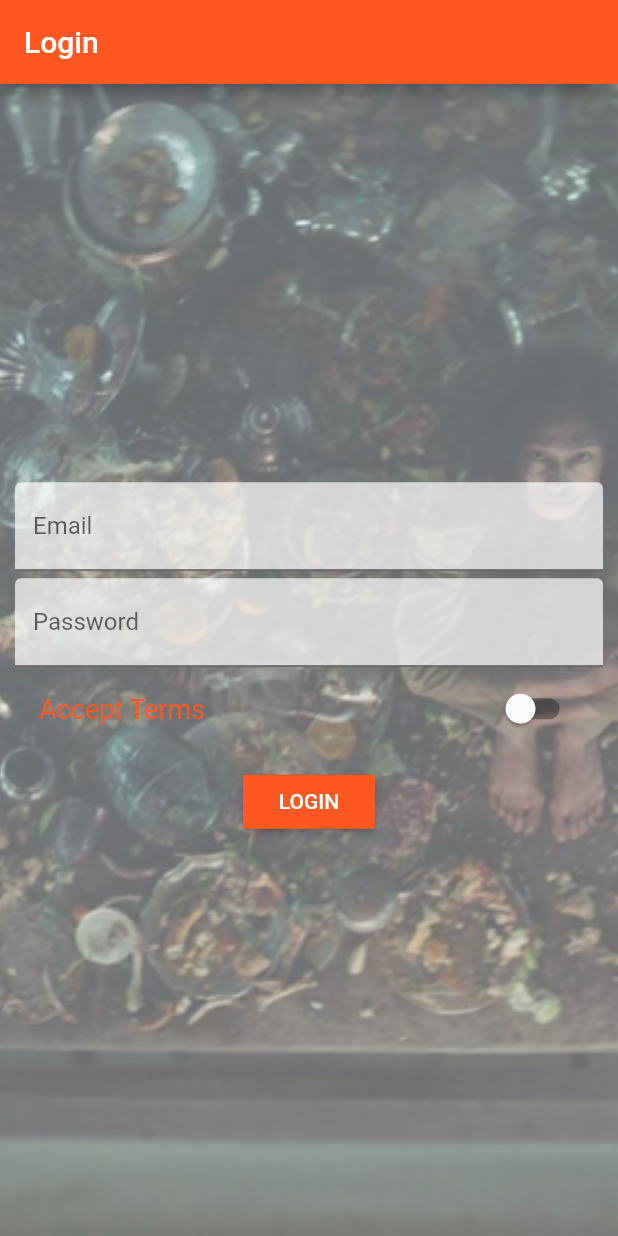
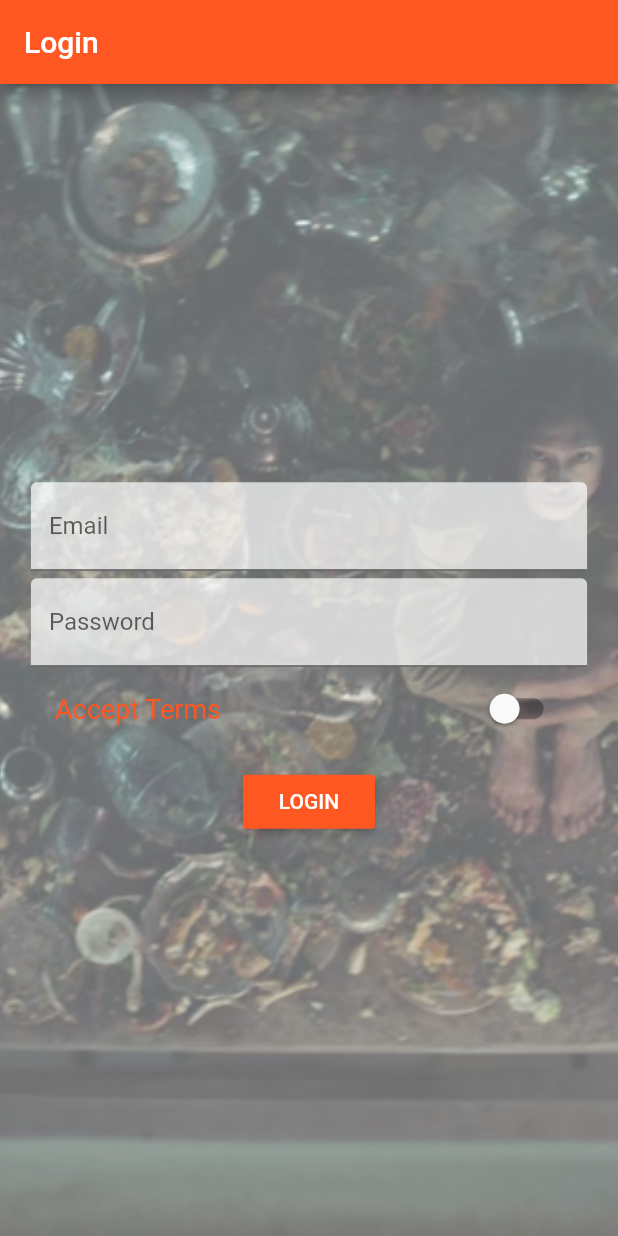
Before and after one commit to allayGerald/flutterPlayground, a Flutter app: the screen it shows after launch, on a phone screen of 412 x 824 dp. Run offline on Flutter 3.47's test engine with Material 2 defaults, Android fonts, the phone set to English and light mode, and no system bars.

Commit message:
Working on media query

```diff
--- a/lib/main.dart
+++ b/lib/main.dart
@@ -39,7 +39,8 @@ class _MyAppState extends State<MyApp> {
       theme: ThemeData(
           brightness: Brightness.light,
           primarySwatch: Colors.deepOrange,
-          accentColor: Colors.deepPurple),
+          accentColor: Colors.deepPurple,
+          buttonColor: Colors.deepPurple),
 //      home: AuthPage(),
       routes: {
         '/': (BuildContext context) => AuthPage(),
--- a/lib/pages/auth.dart
+++ b/lib/pages/auth.dart
@@ -72,6 +72,9 @@ class _AuthPageState extends State<AuthPage> {
 
   @override
   Widget build(BuildContext context) {
+    final double deviceWidth = MediaQuery.of(context).size.width;
+    final double targetWidth = deviceWidth > 550 ? 500 : deviceWidth * 0.9;
+
     return Scaffold(
       appBar: AppBar(
         title: Text('Login'),
@@ -83,6 +86,8 @@ class _AuthPageState extends State<AuthPage> {
           padding: EdgeInsets.all(10.0),
           child: Center(
             child: SingleChildScrollView(
+              child: Container(
+                width: targetWidth,
                 child: Column(
                   children: <Widget>[
                     _buildEmailTextField(),
@@ -103,6 +108,7 @@ class _AuthPageState extends State<AuthPage> {
                   ],
                 ),
               ),
+            ),
           )),
     );
   }
--- a/lib/pages/product-create.dart
+++ b/lib/pages/product-create.dart
@@ -65,9 +65,14 @@ class _ProductCreatePageState extends State<ProductCreatePage> {
 
   @override
   Widget build(BuildContext context) {
+    final double deviceWidth = MediaQuery.of(context).size.width;
+    final double targetWidth = deviceWidth > 550 ? 500 : deviceWidth * 0.95;
+    final double paddingSize = deviceWidth - targetWidth;
+
     return Container(
       margin: EdgeInsets.all(10.0),
       child: ListView(
+        padding: EdgeInsets.symmetric(horizontal: paddingSize / 2),
         children: <Widget>[
           _buildTitleTextField(),
           _buildPriceTextField(),
```
Lines whose indentation alone changed are shown as unchanged.
